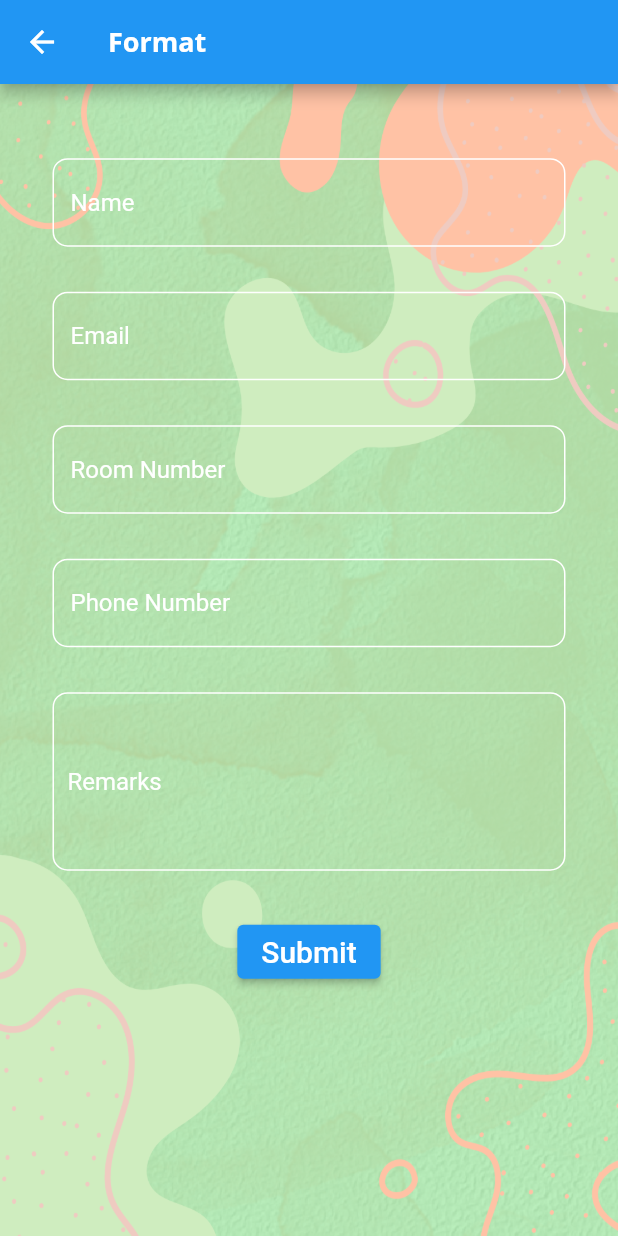
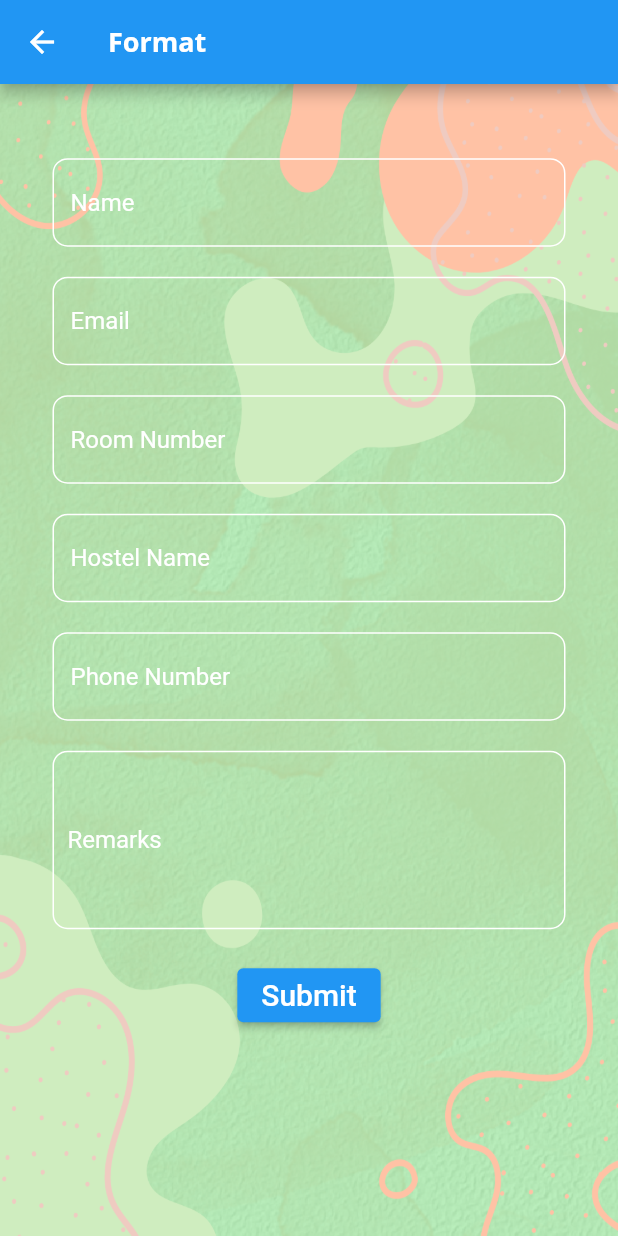
Before and after one commit to VarunReddy6521/chat_-bot_app, a Flutter app: the Format screen opened by its route, after a tap on "Submit", on a phone screen of 412 x 824 dp. Run offline on Flutter 3.47's test engine with Material 2 defaults, Android fonts, the phone set to English and light mode, and no system bars; our stand-ins replace lottie; network calls fail.

Commit message:
latest commit

```diff
--- a/lib/chatbot.dart
+++ b/lib/chatbot.dart
@@ -12,7 +12,6 @@ class ChatbotScreen extends StatefulWidget {
 late String _problems;
 
 class _ChatbotScreenState extends State<ChatbotScreen> {
-  @override
   @override
   void didChangeDependencies() {
     _intialbotmessage();
--- a/lib/format.dart
+++ b/lib/format.dart
@@ -4,6 +4,7 @@ import 'package:http/http.dart';
 class Format extends StatelessWidget {
   final TextEditingController _nameController = TextEditingController();
   final TextEditingController _emailController = TextEditingController();
+  final TextEditingController _branchController = TextEditingController();
   final TextEditingController _roomNoController = TextEditingController();
   final TextEditingController _phNoController = TextEditingController();
   final TextEditingController _RemarksController = TextEditingController();
@@ -16,7 +17,9 @@ class Format extends StatelessWidget {
     TextEditingController emailController,
     TextEditingController phNoController,
     TextEditingController roomNoController,
-    TextEditingController remarksController) async {
+    TextEditingController remarksController,
+    TextEditingController branchController,
+    ) async {
   Response response = await post(
       Uri.parse('https://chatbothostel.onrender.com/complain'),
       body: {
@@ -26,6 +29,7 @@ class Format extends StatelessWidget {
         'room': roomNoController.text,
         'comment': remarksController.text,
         'problem': arg.toString(),
+        'branch': branchController.text
       });
   if (response.statusCode == 200) {
     print('rey epuraa');
@@ -73,7 +77,7 @@ class Format extends StatelessWidget {
                               )),
                         ),
                         SizedBox(
-                          height: 30,
+                          height: 20,
                         ),
                         TextField(
                           controller: _emailController,
@@ -98,7 +102,7 @@ class Format extends StatelessWidget {
                               )),
                         ),
                         SizedBox(
-                          height: 30,
+                          height: 20,
                         ),
                         TextField(
                           controller: _roomNoController,
@@ -123,7 +127,32 @@ class Format extends StatelessWidget {
                               )),
                         ),
                         SizedBox(
-                          height: 30,
+                          height: 20,
+                        ),
+                        TextField(
+                          controller: _branchController,
+                          style: TextStyle(color: Colors.black),
+                          decoration: InputDecoration(
+                              enabledBorder: OutlineInputBorder(
+                                borderRadius: BorderRadius.circular(10),
+                                borderSide: BorderSide(
+                                  color: Colors.white,
+                                ),
+                              ),
+                              focusedBorder: OutlineInputBorder(
+                                borderRadius: BorderRadius.circular(10),
+                                borderSide: BorderSide(
+                                  color: Colors.black,
+                                ),
+                              ),
+                              hintText: "Hostel Name",
+                              hintStyle: TextStyle(color: Colors.white),
+                              border: OutlineInputBorder(
+                                borderRadius: BorderRadius.circular(10),
+                              )),
+                        ),
+                        SizedBox(
+                          height: 20,
                         ),
                         TextField(
                           controller: _phNoController,
@@ -148,7 +177,7 @@ class Format extends StatelessWidget {
                               )),
                         ),
                         SizedBox(
-                          height: 30,
+                          height: 20,
                         ),
                         TextField(
                           controller: _RemarksController,
@@ -175,7 +204,7 @@ class Format extends StatelessWidget {
                               )),
                         ),
                         SizedBox(
-                          height: 30,
+                          height: 20,
                         ),
                         ElevatedButton(
                             onPressed: () => _login(
@@ -183,7 +212,8 @@ class Format extends StatelessWidget {
                                 _emailController,
                                 _phNoController,
                                 _roomNoController,
-                                _RemarksController),
+                                _RemarksController,
+                                _branchController),
                             child: Text(
                               'Submit',
                               style: TextStyle(fontSize: 20),
```
Also changed, not shown: lib/register.dart (+31 -10 lines).
